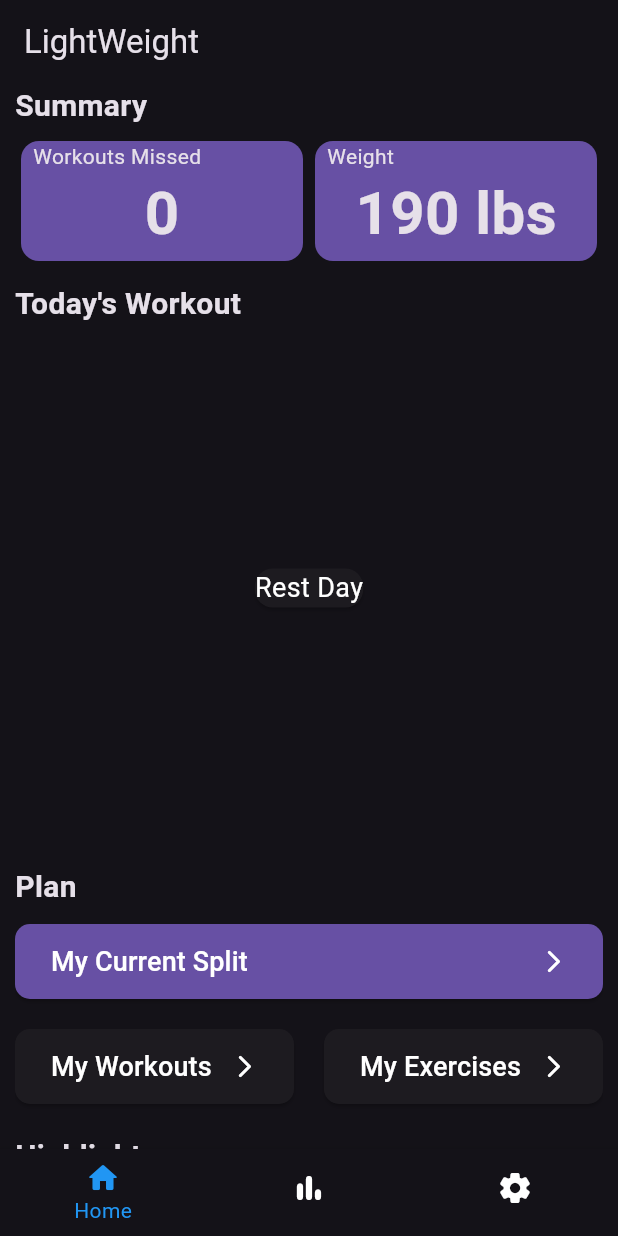
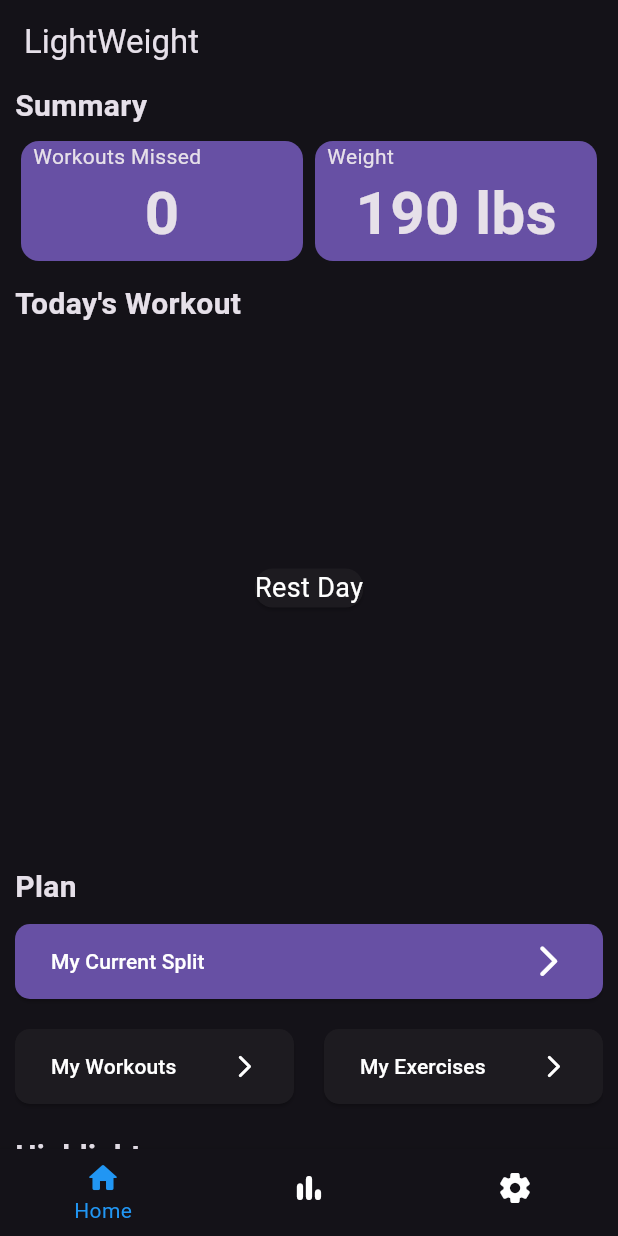
Before and after one commit to BrandonGatewood/LightWeight, a Flutter app: the screen it shows after launch, on a phone screen of 412 x 824 dp. Run offline on Flutter 3.47's test engine with Material 3 defaults, Android fonts, the phone set to English and light mode, and no system bars; our stand-ins replace fl_chart, sqflite; accounts and stored records are empty.

Commit message:
changed button in plan_widget

```diff
--- a/lightweight_app/lib/bottom_navbar/home_page.dart
+++ b/lightweight_app/lib/bottom_navbar/home_page.dart
@@ -1,5 +1,4 @@
 import "package:flutter/material.dart";
-import 'package:lightweight_app/bottom_navbar/home_page_widgets/plan_widgets/my_current_split_widget.dart';
 import 'package:lightweight_app/db_helper/current_split_db.dart';
 import 'home_page_widgets/summary_widget.dart';
 import 'home_page_widgets/plan_widget.dart';
--- a/lightweight_app/lib/bottom_navbar/home_page_widgets/plan_widget.dart
+++ b/lightweight_app/lib/bottom_navbar/home_page_widgets/plan_widget.dart
@@ -1,5 +1,6 @@
 import "package:flutter/material.dart";
 import 'package:lightweight_app/db_helper/current_split_db.dart';
+import 'package:lightweight_app/icons.dart';
 import 'package:lightweight_app/styles.dart';
 import 'plan_widgets/my_exercises_widget.dart';
 import 'plan_widgets/my_workout_widget.dart';
@@ -73,12 +74,10 @@ class Plan extends StatelessWidget {
         children: <Widget>[
           Text(
             'My Current Split',
-            style: Styles().largeDialogHeader(),
+            style: Styles().content(),
           ),
           const Spacer(),
-          const Icon(Icons.arrow_forward_ios_rounded,
-            color: Colors.white,
-          ),
+          MyIcons().forwardArrowIcon(),
         ],
       ),
     );
@@ -124,7 +123,7 @@ class Plan extends StatelessWidget {
       child: Row(
         children: <Widget>[
           Text(title,
-            style: Styles().largeDialogHeader(),
+            style: Styles().content(),
           ),
           const Spacer(),
           const Icon(Icons.arrow_forward_ios_rounded,
--- a/lightweight_app/lib/styles.dart
+++ b/lightweight_app/lib/styles.dart
@@ -6,6 +6,7 @@ class Styles {
   TextStyle dialogHeader() {
     return const TextStyle(
       fontSize: 16,
+      color: Colors.white,
     );
   }
 
@@ -28,6 +29,7 @@ class Styles {
   TextStyle content() {
     return const TextStyle(
       fontSize: 14,
+      color: Colors.white,
     );
   }
 
```
